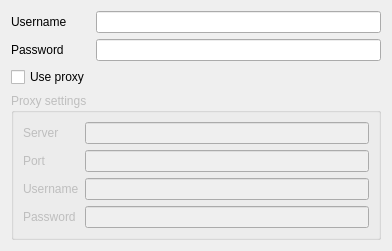
Before: the Qt Designer form plugins/LastFmScrobbler/ui/lastfmscrobblerconfig.ui in danvratil/TepSonic, drawn with Qt 5.
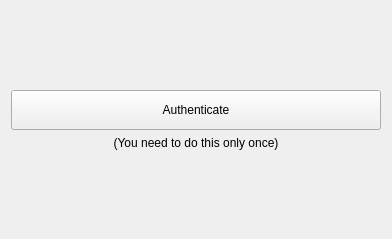
After: the same form once the commit is applied.

```diff
--- a/plugins/LastFmScrobbler/ui/lastfmscrobblerconfig.ui
+++ b/plugins/LastFmScrobbler/ui/lastfmscrobblerconfig.ui
@@ -7,101 +7,61 @@
     <x>0</x>
     <y>0</y>
     <width>392</width>
-    <height>219</height>
+    <height>239</height>
    </rect>
   </property>
   <property name="windowTitle">
    <string>Form</string>
   </property>
-  <layout class="QFormLayout" name="formLayout">
-   <property name="fieldGrowthPolicy">
-    <enum>QFormLayout::ExpandingFieldsGrow</enum>
-   </property>
-   <item row="0" column="0">
+  <layout class="QVBoxLayout" name="verticalLayout">
+   <item>
+    <spacer name="verticalSpacer_2">
+     <property name="orientation">
+      <enum>Qt::Vertical</enum>
+     </property>
+     <property name="sizeHint" stdset="0">
+      <size>
+       <width>20</width>
+       <height>40</height>
+      </size>
+     </property>
+    </spacer>
+   </item>
+   <item>
+    <widget class="QPushButton" name="authButton">
+     <property name="minimumSize">
+      <size>
+       <width>0</width>
+       <height>40</height>
+      </size>
+     </property>
+     <property name="text">
+      <string>Authenticate</string>
+     </property>
+    </widget>
+   </item>
+   <item>
     <widget class="QLabel" name="label">
      <property name="text">
-      <string>Username</string>
+      <string>(You need to do this only once)</string>
      </property>
-    </widget>
-   </item>
-   <item row="0" column="1">
-    <widget class="QLineEdit" name="usernameEdit"/>
-   </item>
-   <item row="2" column="0">
-    <widget class="QLabel" name="label_2">
-     <property name="text">
-      <string>Password</string>
+     <property name="alignment">
+      <set>Qt::AlignCenter</set>
      </property>
     </widget>
    </item>
-   <item row="2" column="1">
-    <widget class="QLineEdit" name="passwordEdit">
-     <property name="text">
-      <string/>
+   <item>
+    <spacer name="verticalSpacer">
+     <property name="orientation">
+      <enum>Qt::Vertical</enum>
      </property>
-     <property name="echoMode">
-      <enum>QLineEdit::Password</enum>
+     <property name="sizeHint" stdset="0">
+      <size>
+       <width>20</width>
+       <height>40</height>
+      </size>
      </property>
-    </widget>
-   </item>
-   <item row="4" column="0" colspan="2">
-    <widget class="QGroupBox" name="proxyGroup">
-     <property name="enabled">
-      <bool>false</bool>
-     </property>
-     <property name="title">
-      <string>Proxy settings</string>
-     </property>
-     <layout class="QFormLayout" name="formLayout_2">
-      <item row="0" column="0">
-       <widget class="QLabel" name="label_3">
-        <property name="text">
-         <string>Server</string>
-        </property>
-       </widget>
-      </item>
-      <item row="0" column="1">
-       <widget class="QLineEdit" name="proxyServerEdit"/>
-      </item>
-      <item row="1" column="0">
-       <widget class="QLabel" name="label_4">
-        <property name="text">
-         <string>Port</string>
-        </property>
-       </widget>
-      </item>
-      <item row="1" column="1">
-       <widget class="QLineEdit" name="proxyPortEdit"/>
-      </item>
-      <item row="2" column="0">
-       <widget class="QLabel" name="label_5">
-        <property name="text">
-         <string>Username</string>
-        </property>
-       </widget>
-      </item>
-      <item row="2" column="1">
-       <widget class="QLineEdit" name="proxyUsernameEdit"/>
-      </item>
-      <item row="3" column="0">
-       <widget class="QLabel" name="label_6">
-        <property name="text">
-         <string>Password</string>
-        </property>
-       </widget>
-      </item>
-      <item row="3" column="1">
-       <widget class="QLineEdit" name="proxyPasswordEdit"/>
-      </item>
-     </layout>
-    </widget>
-   </item>
-   <item row="3" column="0">
-    <widget class="QCheckBox" name="useProxyCheckBox">
-     <property name="text">
-      <string>Use proxy</string>
-     </property>
-    </widget>
+    </spacer>
    </item>
   </layout>
  </widget>
```
